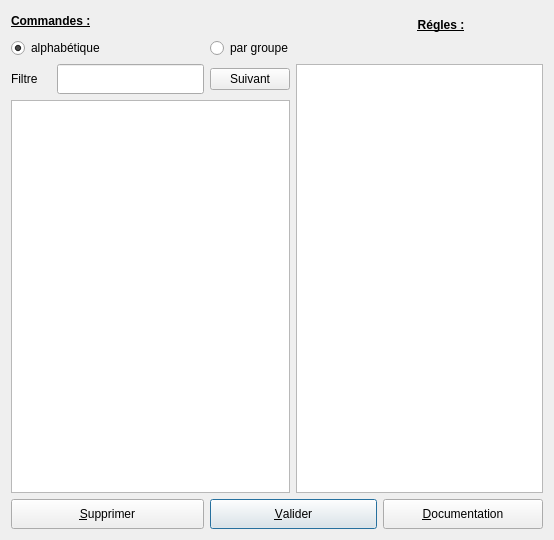
The window that UiQT4/desRacine.ui (SalomePlatform/eficas_tools) describes before a commit, drawn with Qt 5.
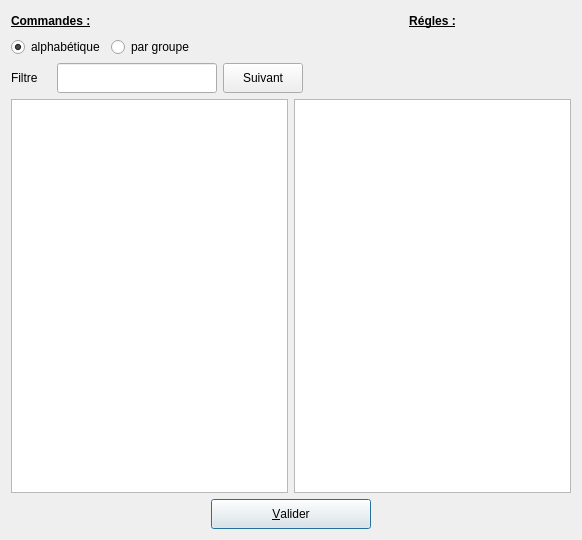
The same window after the commit.

Patch:
```diff
--- a/UiQT4/desRacine.ui
+++ b/UiQT4/desRacine.ui
@@ -5,10 +5,16 @@
    <rect>
     <x>0</x>
     <y>0</y>
-    <width>554</width>
+    <width>582</width>
     <height>540</height>
    </rect>
   </property>
+  <property name="sizePolicy" >
+   <sizepolicy vsizetype="Expanding" hsizetype="Expanding" >
+    <horstretch>0</horstretch>
+    <verstretch>0</verstretch>
+   </sizepolicy>
+  </property>
   <property name="minimumSize" >
    <size>
     <width>505</width>
@@ -18,13 +24,17 @@
   <property name="windowTitle" >
    <string>DMacro</string>
   </property>
-  <layout class="QGridLayout" name="gridLayout" >
-   <item rowspan="2" row="0" column="0" colspan="5" >
+  <layout class="QGridLayout" name="gridLayout_2" >
+   <item row="0" column="0" >
+    <layout class="QVBoxLayout" name="verticalLayout" >
+     <item>
+      <layout class="QHBoxLayout" name="horizontalLayout" >
+       <item>
     <widget class="QLabel" name="textLabel1_4" >
      <property name="minimumSize" >
       <size>
-       <width>291</width>
-       <height>21</height>
+           <width>0</width>
+           <height>20</height>
       </size>
      </property>
      <property name="text" >
@@ -35,7 +45,7 @@
      </property>
     </widget>
    </item>
-   <item row="1" column="4" colspan="2" >
+       <item>
     <widget class="QLabel" name="textLabel1_4_2" >
      <property name="text" >
       <string>&lt;p align="center">&lt;b>&lt;u>Régles :&lt;/u>&lt;/b>&lt;/p></string>
@@ -45,7 +55,11 @@
      </property>
     </widget>
    </item>
-   <item row="2" column="0" colspan="2" >
+      </layout>
+     </item>
+     <item>
+      <layout class="QHBoxLayout" name="horizontalLayout_2" >
+       <item>
     <widget class="QRadioButton" name="RBalpha" >
      <property name="text" >
       <string>alphabétique</string>
@@ -55,14 +69,31 @@
      </property>
     </widget>
    </item>
-   <item row="2" column="2" colspan="3" >
+       <item>
     <widget class="QRadioButton" name="RBGroupe" >
      <property name="text" >
       <string>par groupe</string>
      </property>
     </widget>
    </item>
-   <item row="3" column="0" >
+       <item>
+        <spacer name="horizontalSpacer" >
+         <property name="orientation" >
+          <enum>Qt::Horizontal</enum>
+         </property>
+         <property name="sizeHint" stdset="0" >
+          <size>
+           <width>228</width>
+           <height>20</height>
+          </size>
+         </property>
+        </spacer>
+       </item>
+      </layout>
+     </item>
+     <item>
+      <layout class="QHBoxLayout" name="horizontalLayout_3" >
+       <item>
     <widget class="QLabel" name="textLabel6" >
      <property name="minimumSize" >
       <size>
@@ -78,7 +109,7 @@
      </property>
     </widget>
    </item>
-   <item row="3" column="1" >
+       <item>
     <widget class="QLineEdit" name="LEFiltre" >
      <property name="minimumSize" >
       <size>
@@ -88,15 +119,56 @@
      </property>
     </widget>
    </item>
-   <item row="3" column="2" >
+       <item>
     <widget class="QPushButton" name="BNext" >
+         <property name="sizePolicy" >
+          <sizepolicy vsizetype="Preferred" hsizetype="Preferred" >
+           <horstretch>0</horstretch>
+           <verstretch>0</verstretch>
+          </sizepolicy>
+         </property>
      <property name="text" >
       <string>Suivant</string>
      </property>
     </widget>
    </item>
-   <item rowspan="2" row="3" column="3" colspan="3" >
+       <item>
+        <spacer name="horizontalSpacer_2" >
+         <property name="orientation" >
+          <enum>Qt::Horizontal</enum>
+         </property>
+         <property name="sizeHint" stdset="0" >
+          <size>
+           <width>268</width>
+           <height>27</height>
+          </size>
+         </property>
+        </spacer>
+       </item>
+      </layout>
+     </item>
+    </layout>
+   </item>
+   <item row="1" column="0" >
+    <layout class="QGridLayout" name="gridLayout" >
+     <item row="0" column="0" >
+      <widget class="QListWidget" name="LBNouvCommande" >
+       <property name="sizePolicy" >
+        <sizepolicy vsizetype="MinimumExpanding" hsizetype="Expanding" >
+         <horstretch>0</horstretch>
+         <verstretch>0</verstretch>
+        </sizepolicy>
+       </property>
+      </widget>
+     </item>
+     <item row="0" column="1" >
     <widget class="QListWidget" name="LBRegles" >
+       <property name="sizePolicy" >
+        <sizepolicy vsizetype="MinimumExpanding" hsizetype="Expanding" >
+         <horstretch>0</horstretch>
+         <verstretch>0</verstretch>
+        </sizepolicy>
+       </property>
      <property name="minimumSize" >
       <size>
        <width>0</width>
@@ -105,33 +177,31 @@
      </property>
     </widget>
    </item>
-   <item row="4" column="0" colspan="3" >
-    <widget class="QListWidget" name="LBNouvCommande" />
+    </layout>
    </item>
-   <item row="5" column="0" colspan="2" >
-    <widget class="QPushButton" name="bSup" >
-     <property name="minimumSize" >
+   <item row="2" column="0" >
+    <layout class="QHBoxLayout" name="horizontalLayout_4" >
+     <item>
+      <spacer name="horizontalSpacer_3" >
+       <property name="orientation" >
+        <enum>Qt::Horizontal</enum>
+       </property>
+       <property name="sizeHint" stdset="0" >
       <size>
-       <width>160</width>
-       <height>30</height>
-      </size>
-     </property>
-     <property name="toolTip" >
-      <string>suppression du mot clef</string>
-     </property>
-     <property name="text" >
-      <string>&amp;Supprimer</string>
-     </property>
-     <property name="shortcut" >
-      <string>Alt+S</string>
-     </property>
-     <property name="autoDefault" >
-      <bool>true</bool>
-     </property>
-    </widget>
-   </item>
-   <item row="5" column="2" colspan="3" >
+         <width>148</width>
+         <height>20</height>
+        </size>
+       </property>
+      </spacer>
+     </item>
+     <item>
     <widget class="QPushButton" name="bOk" >
+       <property name="sizePolicy" >
+        <sizepolicy vsizetype="Fixed" hsizetype="Fixed" >
+         <horstretch>0</horstretch>
+         <verstretch>0</verstretch>
+        </sizepolicy>
+       </property>
      <property name="minimumSize" >
       <size>
        <width>160</width>
@@ -155,27 +225,20 @@
      </property>
     </widget>
    </item>
-   <item row="5" column="5" >
-    <widget class="QPushButton" name="bHelp" >
-     <property name="minimumSize" >
+     <item>
+      <spacer name="horizontalSpacer_4" >
+       <property name="orientation" >
+        <enum>Qt::Horizontal</enum>
+       </property>
+       <property name="sizeHint" stdset="0" >
       <size>
-       <width>160</width>
-       <height>30</height>
-      </size>
-     </property>
-     <property name="toolTip" >
-      <string>affichage documentation aster</string>
-     </property>
-     <property name="text" >
-      <string>&amp;Documentation</string>
-     </property>
-     <property name="shortcut" >
-      <string>Alt+D</string>
-     </property>
-     <property name="autoDefault" >
-      <bool>true</bool>
-     </property>
-    </widget>
+         <width>148</width>
+         <height>20</height>
+        </size>
+       </property>
+      </spacer>
+     </item>
+    </layout>
    </item>
   </layout>
  </widget>
```
Left out of the diff: 2 changed lines with no effect on the pictures. Lines whose indentation alone changed are shown as unchanged.
